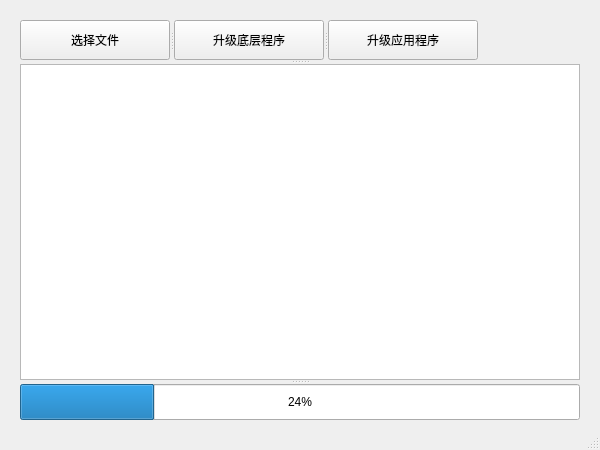
The window that mainwindow.ui (mlzmxy/UpgradeFlash) describes before a commit, drawn with Qt 5.
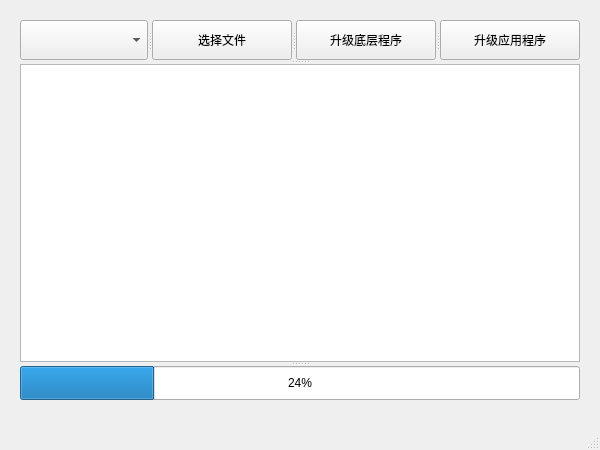
The same window after the commit.

Patch:
```diff
--- a/mainwindow.ui
+++ b/mainwindow.ui
@@ -32,19 +32,19 @@
       <x>20</x>
       <y>20</y>
       <width>560</width>
-      <height>400</height>
+      <height>380</height>
      </rect>
     </property>
     <property name="minimumSize">
      <size>
       <width>560</width>
-      <height>400</height>
+      <height>380</height>
      </size>
     </property>
     <property name="maximumSize">
      <size>
       <width>560</width>
-      <height>400</height>
+      <height>16777215</height>
      </size>
     </property>
     <property name="orientation">
@@ -54,10 +54,24 @@
      <property name="orientation">
       <enum>Qt::Horizontal</enum>
      </property>
+     <widget class="QComboBox" name="comboBox">
+      <property name="maximumSize">
+       <size>
+        <width>140</width>
+        <height>40</height>
+       </size>
+      </property>
+      <property name="currentText">
+       <string/>
+      </property>
+      <property name="currentIndex">
+       <number>-1</number>
+      </property>
+     </widget>
      <widget class="QPushButton" name="select_button">
       <property name="maximumSize">
        <size>
-        <width>150</width>
+        <width>140</width>
         <height>40</height>
        </size>
       </property>
@@ -68,7 +82,7 @@
      <widget class="QPushButton" name="upgrade_local_button">
       <property name="maximumSize">
        <size>
-        <width>150</width>
+        <width>140</width>
         <height>40</height>
        </size>
       </property>
@@ -79,7 +93,7 @@
      <widget class="QPushButton" name="upgrade_button">
       <property name="maximumSize">
        <size>
-        <width>150</width>
+        <width>140</width>
         <height>40</height>
        </size>
       </property>
```
